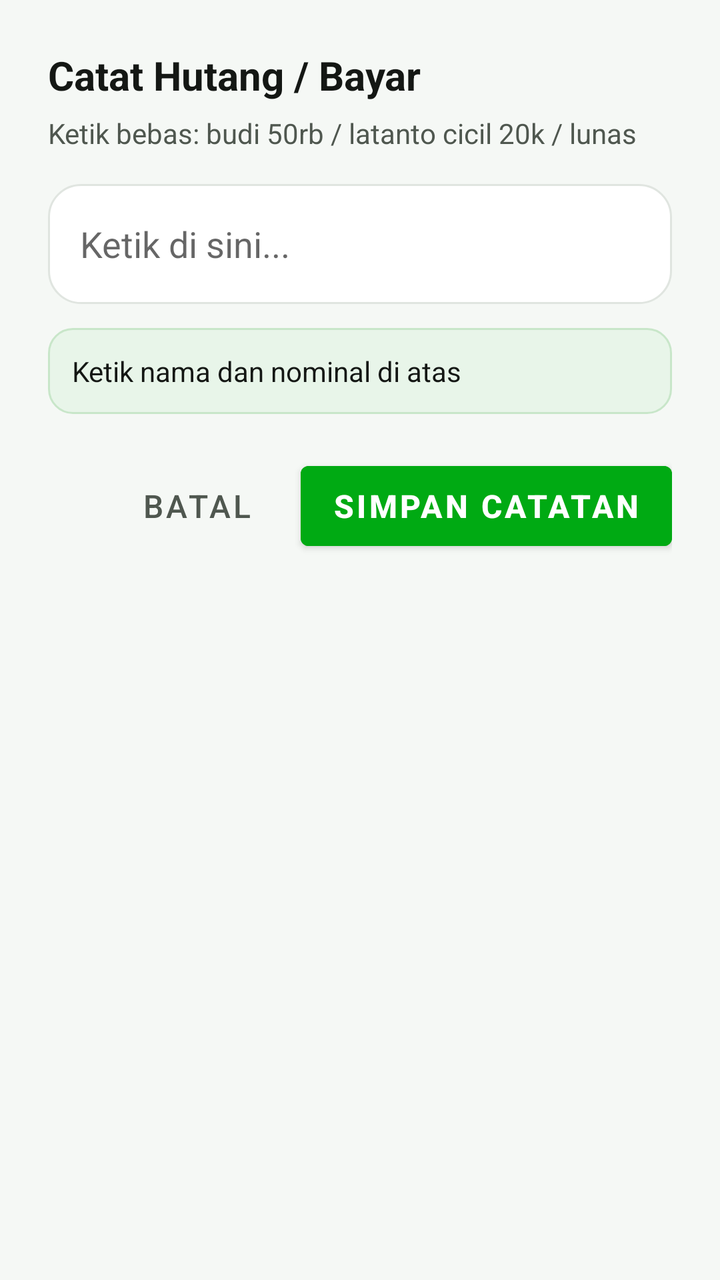
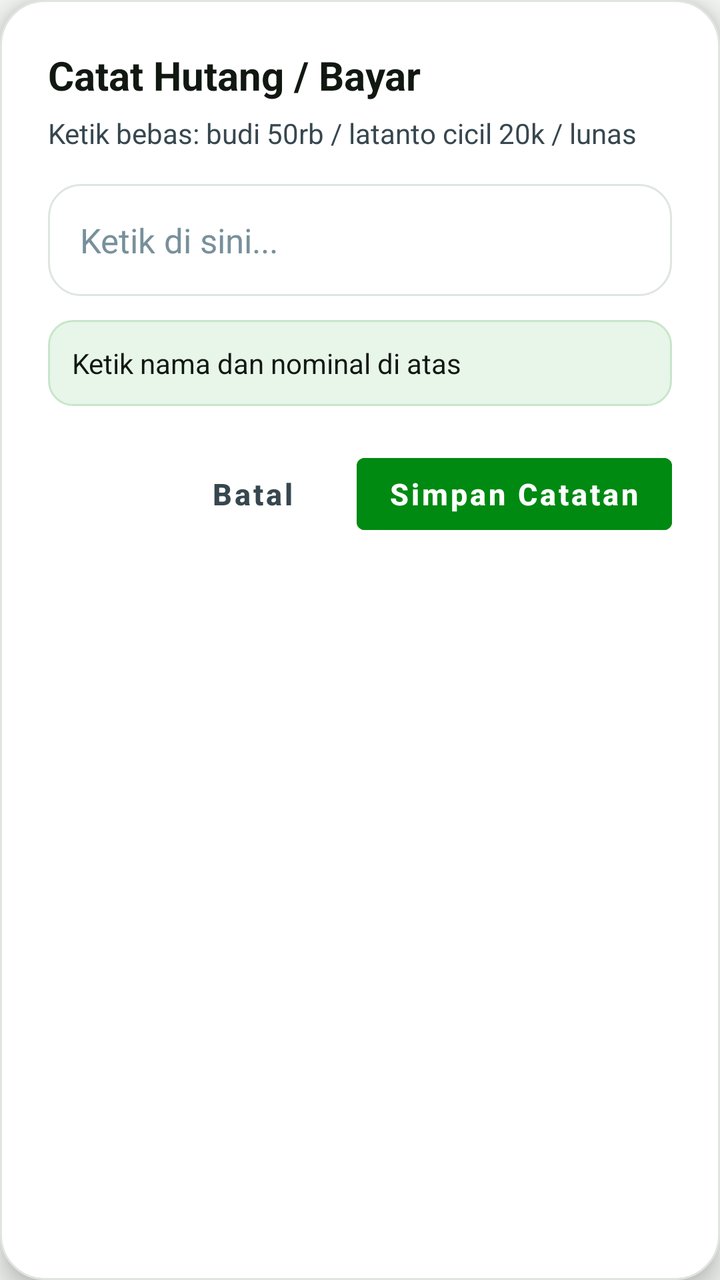

Before-and-after screenshots of an Android layout around one commit, followed by the original layout XML and the change that was made.
<!-- AndroidManifest.xml: application theme Theme.BukuHutangDarfin -->
<!-- res/layout/dialog_add_debt.xml -->
<?xml version="1.0" encoding="utf-8"?>
<LinearLayout xmlns:android="http://schemas.android.com/apk/res/android"
    android:layout_width="match_parent"
    android:layout_height="wrap_content"
    android:orientation="vertical"
    android:padding="24dp">

    <TextView
        android:id="@+id/tvDialogTitle"
        android:layout_width="wrap_content"
        android:layout_height="wrap_content"
        android:text="@string/dialog_title"
        android:textColor="@color/text_primary"
        android:textSize="20sp"
        android:textStyle="bold" />

    <TextView
        android:id="@+id/tvDialogSubtitle"
        android:layout_width="wrap_content"
        android:layout_height="wrap_content"
        android:layout_marginTop="6dp"
        android:text="@string/dialog_input_hint"
        android:textColor="@color/text_secondary"
        android:textSize="14sp" />

    
    <EditText
        android:id="@+id/etInput"
        android:layout_width="match_parent"
        android:layout_height="60dp"
        android:layout_marginTop="16dp"
        android:background="@drawable/bg_rounded_card"
        android:hint="Ketik di sini..."
        android:inputType="textCapSentences"
        android:paddingStart="16dp"
        android:paddingEnd="16dp"
        android:textColor="@color/text_primary"
        android:textSize="18sp" />

    
    <TextView
        android:id="@+id/tvPreview"
        android:layout_width="match_parent"
        android:layout_height="wrap_content"
        android:layout_marginTop="12dp"
        android:background="@drawable/bg_badge_paid"
        android:padding="12dp"
        android:text="Ketik nama dan nominal di atas"
        android:textColor="@color/text_primary"
        android:textSize="14sp" />

    
    <LinearLayout
        android:layout_width="match_parent"
        android:layout_height="wrap_content"
        android:layout_marginTop="20dp"
        android:gravity="end"
        android:orientation="horizontal">

        <Button
            android:id="@+id/btnCancel"
            style="@style/Widget.MaterialComponents.Button.TextButton"
            android:layout_width="wrap_content"
            android:layout_height="52dp"
            android:text="@string/btn_batal"
            android:textColor="@color/text_secondary"
            android:textSize="16sp" />

        <Button
            android:id="@+id/btnSave"
            style="@style/Widget.MaterialComponents.Button"
            android:layout_width="wrap_content"
            android:layout_height="52dp"
            android:layout_marginStart="8dp"
            android:backgroundTint="@color/primary"
            android:text="@string/btn_simpan"
            android:textColor="@color/white"
            android:textSize="16sp"
            android:textStyle="bold" />
    </LinearLayout>

</LinearLayout>
<!-- resources referenced by this layout -->
<resources>
  <color name="primary">#00AA13</color>
  <color name="text_primary">#141714</color>
  <color name="text_secondary">#4F574F</color>
  <color name="white">#FFFFFF</color>
  <!-- drawable bg_badge_paid (drawable) -->
  <?xml version="1.0" encoding="utf-8"?>
  <shape xmlns:android="http://schemas.android.com/apk/res/android"
      android:shape="rectangle">
      <solid android:color="@color/paid_green_soft"/>
      <corners android:radius="12dp"/>
      <stroke android:width="1dp" android:color="#C8E6C9"/>
  </shape>
  <!-- drawable bg_rounded_card (drawable) -->
  <?xml version="1.0" encoding="utf-8"?>
  <shape xmlns:android="http://schemas.android.com/apk/res/android"
      android:shape="rectangle">
      <solid android:color="@color/card_surface"/>
      <corners android:radius="16dp"/>
      <stroke android:width="1dp" android:color="@color/divider"/>
  </shape>
  <string name="btn_batal">Batal</string>
  <string name="btn_simpan">Simpan Catatan</string>
  <string name="dialog_input_hint">Ketik bebas: budi 50rb / latanto cicil 20k / lunas</string>
  <string name="dialog_title">Catat Hutang / Bayar</string>
  <style name="Theme.BukuHutangDarfin" parent="Theme.MaterialComponents.DayNight.NoActionBar">
          <item name="colorPrimary">@color/primary</item>
          <item name="colorPrimaryVariant">@color/primary_dark</item>
          <item name="colorOnPrimary">@color/white</item>
          <item name="colorSecondary">@color/accent</item>
          <item name="android:statusBarColor">@color/primary_dark</item>
          <item name="android:windowBackground">@color/background_light</item>
      </style>
  <color name="paid_green_soft">#E8F5E9</color>
  <color name="card_surface">#FFFFFF</color>
  <color name="divider">#E0E5E0</color>
  <color name="primary_dark">#007A0E</color>
  <color name="accent">#00C417</color>
  <color name="background_light">#F5F8F5</color>
</resources>

<!-- the commit's change to res/layout/dialog_add_debt.xml (unified diff, before → after) -->
@@ -2,6 +2,8 @@
 <LinearLayout xmlns:android="http://schemas.android.com/apk/res/android"
     android:layout_width="match_parent"
     android:layout_height="wrap_content"
+    android:background="@drawable/bg_dialog_surface"
+    android:elevation="8dp"
     android:orientation="vertical"
     android:padding="24dp">
 
@@ -19,6 +21,7 @@
         android:layout_width="wrap_content"
         android:layout_height="wrap_content"
         android:layout_marginTop="6dp"
+        android:lineSpacingExtra="2dp"
         android:text="@string/dialog_input_hint"
         android:textColor="@color/text_secondary"
         android:textSize="14sp" />
@@ -27,7 +30,7 @@
     <EditText
         android:id="@+id/etInput"
         android:layout_width="match_parent"
-        android:layout_height="60dp"
+        android:layout_height="56dp"
         android:layout_marginTop="16dp"
         android:background="@drawable/bg_rounded_card"
         android:hint="Ketik di sini..."
@@ -35,7 +38,8 @@
         android:paddingStart="16dp"
         android:paddingEnd="16dp"
         android:textColor="@color/text_primary"
-        android:textSize="18sp" />
+        android:textColorHint="@color/text_hint"
+        android:textSize="17sp" />
 
     
     <TextView
@@ -61,21 +65,24 @@
             android:id="@+id/btnCancel"
             style="@style/Widget.MaterialComponents.Button.TextButton"
             android:layout_width="wrap_content"
-            android:layout_height="52dp"
+            android:layout_height="48dp"
             android:text="@string/btn_batal"
+            android:textAllCaps="false"
             android:textColor="@color/text_secondary"
-            android:textSize="16sp" />
+            android:textSize="15sp"
+            android:textStyle="bold" />
 
         <Button
             android:id="@+id/btnSave"
             style="@style/Widget.MaterialComponents.Button"
             android:layout_width="wrap_content"
-            android:layout_height="52dp"
+            android:layout_height="48dp"
             android:layout_marginStart="8dp"
             android:backgroundTint="@color/primary"
             android:text="@string/btn_simpan"
+            android:textAllCaps="false"
             android:textColor="@color/white"
-            android:textSize="16sp"
+            android:textSize="15sp"
             android:textStyle="bold" />
     </LinearLayout>
 
<!-- resource entries referenced after the edit -->
@@ -1,8 +1,9 @@
 <!-- resources referenced by this layout -->
 <resources>
-  <color name="primary">#00AA13</color>
-  <color name="text_primary">#141714</color>
-  <color name="text_secondary">#4F574F</color>
+  <color name="primary">#008A12</color>
+  <color name="text_hint">#78909C</color>
+  <color name="text_primary">#111811</color>
+  <color name="text_secondary">#37474F</color>
   <color name="white">#FFFFFF</color>
   <!-- drawable bg_badge_paid (drawable) -->
   <?xml version="1.0" encoding="utf-8"?>
@@ -11,6 +12,16 @@
       <solid android:color="@color/paid_green_soft"/>
       <corners android:radius="12dp"/>
       <stroke android:width="1dp" android:color="#C8E6C9"/>
+  </shape>
+  <!-- drawable bg_dialog_surface (drawable) -->
+  <?xml version="1.0" encoding="utf-8"?>
+  <shape xmlns:android="http://schemas.android.com/apk/res/android"
+      android:shape="rectangle">
+      <solid android:color="#FFFFFF" />
+      <stroke
+          android:width="1dp"
+          android:color="#E0E5E0" />
+      <corners android:radius="22dp" />
   </shape>
   <!-- drawable bg_rounded_card (drawable) -->
   <?xml version="1.0" encoding="utf-8"?>
@@ -34,9 +45,9 @@
       </style>
   <color name="paid_green_soft">#E8F5E9</color>
   <color name="card_surface">#FFFFFF</color>
-  <color name="divider">#E0E5E0</color>
-  <color name="primary_dark">#007A0E</color>
+  <color name="divider">#DFE5DF</color>
+  <color name="primary_dark">#005F0D</color>
   <color name="accent">#00C417</color>
-  <color name="background_light">#F5F8F5</color>
+  <color name="background_light">#F3F6F3</color>
 </resources>
 
